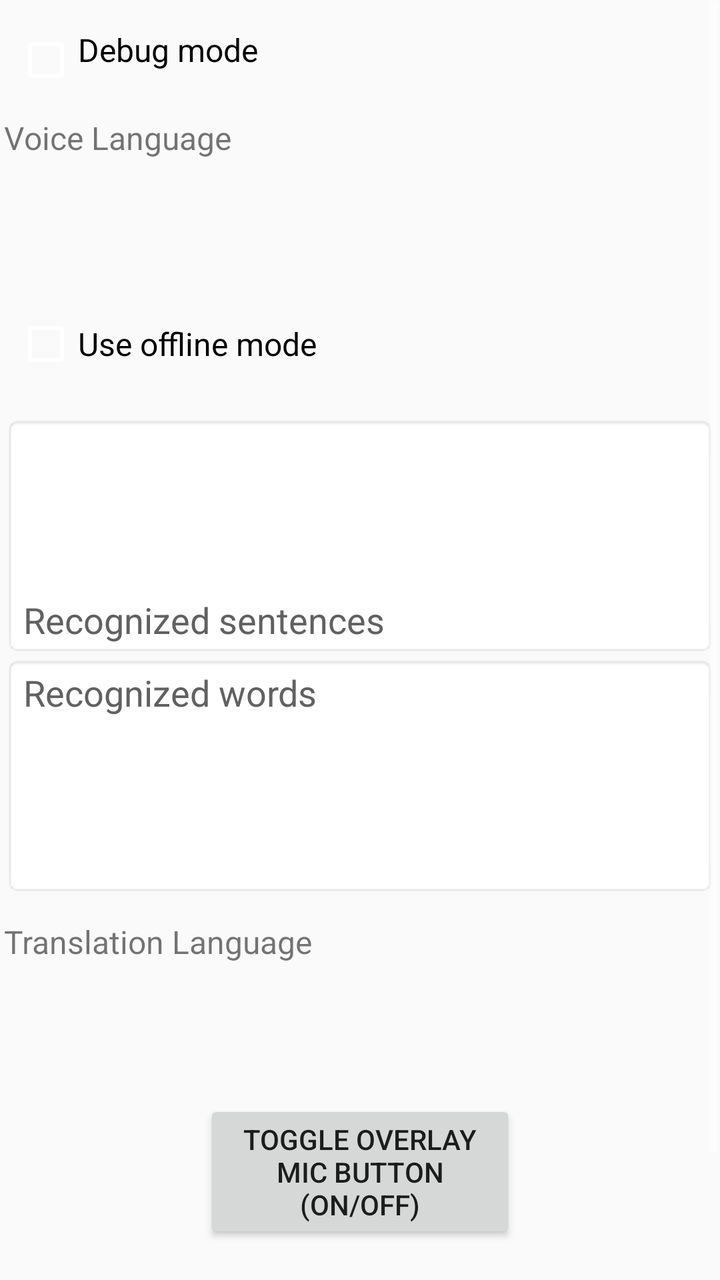
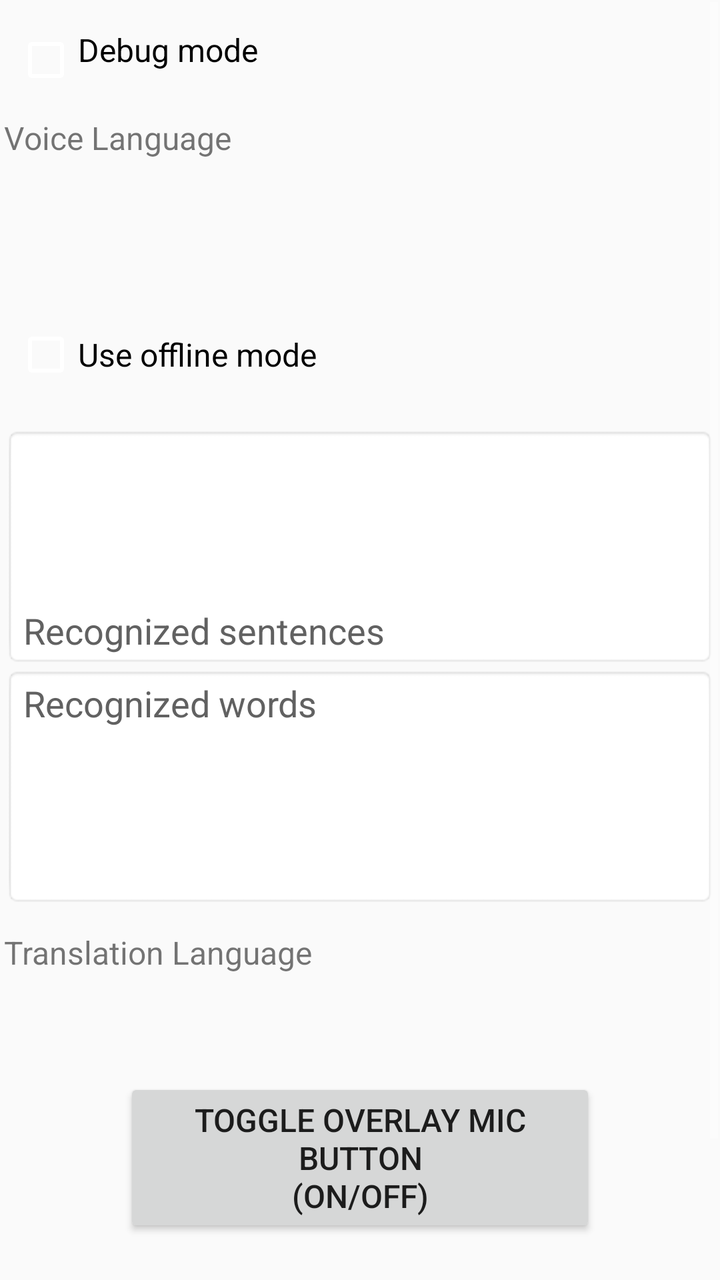

Before-and-after screenshots of an Android layout around one commit, followed by the original layout XML and the change that was made.
<!-- AndroidManifest.xml: application theme AppTheme -->
<!-- res/layout/activity_main.xml -->
<?xml version="1.0" encoding="utf-8"?>

<ScrollView xmlns:android="http://schemas.android.com/apk/res/android"
    xmlns:tools="http://schemas.android.com/tools"
    android:id="@+id/root"
    android:layout_width="fill_parent"
    android:layout_height="wrap_content"
    android:layout_marginLeft="5dp"
    android:layout_marginRight="5dp"
    android:layout_gravity="center_horizontal"
    android:orientation="vertical"
    android:padding="1dp"
    android:fillViewport="false"
    >
    <TableLayout
        android:layout_width="match_parent"
        android:layout_height="wrap_content"
        android:paddingLeft="1dp"
        android:paddingRight="1dp"
        android:paddingTop="1dp"
        android:paddingBottom="1dp"
        tools:context=".MainActivity"
        >
        <View
            android:layout_width="match_parent"
            android:layout_height="12sp"
            />
        <CheckBox
            android:id="@+id/checkbox_debug_mode"
            android:text="Debug mode"
            android:minHeight="32dp"
            android:padding="0dp"
            android:gravity="start"
            android:textAlignment="gravity"
            android:textSize="16sp"
            android:layout_width="wrap_content"
            android:layout_height="wrap_content"
            android:layout_marginStart="5dp"
            android:layout_marginTop="0dp"
            android:layout_marginEnd="5dp"
            android:layout_marginBottom="0dp"
            android:checked="false"
            />
        <View
            android:layout_width="match_parent"
            android:layout_height="12sp"
            />
        <TableRow>
            <TextView
                android:id="@+id/textview_text1"
                android:text="@string/voice_language"
                android:gravity="start"
                android:textSize="16sp"
                android:textAlignment="gravity"
                android:layout_width="wrap_content"
                android:layout_height="40dp"
                />
            <Spinner
                android:id="@+id/spinner_src_languages"
                android:contentDescription="@string/spinner_src_languages"
                android:spinnerMode="dropdown"
                android:backgroundTint="@color/lightGrayishWhite"
                android:gravity="start"
                android:textAlignment="gravity"
                android:minHeight="40dp"
                android:layout_marginStart="12dp"
                android:layout_width="228dp"
                android:layout_height="wrap_content"
                />
        </TableRow>
        <TextView
            android:id="@+id/textview_src_dialect"
            android:textSize="14sp"
            android:gravity="center"
            android:textAlignment="gravity"
            android:layout_width="wrap_content"
            android:layout_height="wrap_content"
            />
        <TextView
            android:id="@+id/textview_src"
            android:textSize="14sp"
            android:gravity="center"
            android:textAlignment="gravity"
            android:layout_width="wrap_content"
            android:layout_height="wrap_content"
            />
        <View
            android:layout_width="match_parent"
            android:layout_height="12sp"
            />
        <TableRow
            android:layout_width="match_parent"
            android:layout_height="wrap_content">
            <CheckBox
                android:id="@+id/checkbox_offline_mode"
                android:layout_width="wrap_content"
                android:layout_height="48dp"
                android:layout_marginStart="5dp"
                android:gravity="center_vertical"
                android:padding="0dp"
                android:text="@string/use_offline_mode"
                android:textSize="16sp"
                />
            <Button
                android:id="@+id/button_download_language"
                android:layout_width="wrap_content"
                android:layout_height="wrap_content"
                android:layout_marginStart="8dp"
                android:layout_marginEnd="5dp"
                android:paddingStart="2dp"
                android:paddingEnd="2dp"
                android:minWidth="0dp"
                android:text="@string/download_language"
                android:textSize="14sp"
                android:visibility="gone"
                />
        </TableRow>
        <View
            android:layout_width="match_parent"
            android:layout_height="12sp"
            />
        <EditText
            android:id="@+id/full_voice_text"
            android:layout_width="match_parent"
            android:layout_height="120dp"
            android:autofillHints=""
            android:background="@android:drawable/editbox_background"
            android:gravity="bottom"
            android:focusable="false"
            android:focusableInTouchMode="true"
            android:hint="@string/recognized_sentences"
            android:maxLines="3"
            android:textSize="18sp"
            android:textAlignment="gravity"
            android:textColorHint="#616161"
            tools:ignore="LabelFor,TextFields"
            />
        <EditText
            android:id="@+id/voice_text"
            android:layout_width="match_parent"
            android:layout_height="120dp"
            android:autofillHints=""
            android:background="@android:drawable/editbox_background"
            android:gravity="start"
            android:focusable="false"
            android:focusableInTouchMode="true"
            android:hint="@string/recognized_words"
            android:maxLines="3"
            android:textSize="18sp"
            android:textAlignment="gravity"
            android:textColorHint="#616161"
            tools:ignore="LabelFor,TextFields"
            />
        <View
            android:layout_width="match_parent"
            android:layout_height="12sp"
            />
        <TableRow>
            <TextView
                android:id="@+id/textview_text2"
                android:layout_width="wrap_content"
                android:layout_height="40dp"
                android:gravity="start"
                android:text="@string/translation_language"
                android:textAlignment="gravity"
                android:textSize="16sp"
                />
            <Spinner
                android:id="@+id/spinner_dst_languages"
                android:contentDescription="@string/spinner_dst_languages"
                android:spinnerMode="dropdown"
                android:backgroundTint="@color/lightGrayishWhite"
                android:gravity="start"
                android:textAlignment="gravity"
                android:minHeight="40dp"
                android:layout_marginStart="12dp"
                android:layout_width="228dp"
                android:layout_height="wrap_content"
                />
        </TableRow>
        <TextView
            android:id="@+id/textview_dst_dialect"
            android:textSize="14sp"
            android:gravity="center"
            android:textAlignment="gravity"
            android:layout_width="wrap_content"
            android:layout_height="wrap_content"
            />
        <TextView
            android:id="@+id/textview_dst"
            android:textSize="14sp"
            android:gravity="center"
            android:textAlignment="gravity"
            android:layout_width="wrap_content"
            android:layout_height="wrap_content"
            />
        <View
            android:layout_width="match_parent"
            android:layout_height="12sp"
            />
        <Button
            android:id="@+id/button_toggle_overlay"
            android:layout_marginLeft="100dp"
            android:layout_marginRight="100dp"
            android:layout_height="wrap_content"
            android:layout_width="wrap_content"
            android:text="@string/toggle_overlay"
            android:textSize="14sp"
            />
        <View
            android:layout_width="match_parent"
            android:layout_height="12sp"
            />
        <TextView
            android:id="@+id/textview_recognizing"
            android:textSize="14sp"
            android:gravity="center"
            android:textAlignment="gravity"
            android:layout_width="wrap_content"
            android:layout_height="wrap_content"
            />
        <TextView
            android:id="@+id/textview_overlaying"
            android:textSize="14sp"
            android:gravity="center"
            android:textAlignment="gravity"
            android:layout_width="wrap_content"
            android:layout_height="wrap_content"
            />
        <TextView
            android:id="@+id/textview_debug"
            android:textSize="14sp"
            android:gravity="center"
            android:textAlignment="gravity"
            android:layout_width="wrap_content"
            android:layout_height="wrap_content"
            />
        <TextView
            android:id="@+id/textview_output_messages"
            android:textSize="14sp"
            android:gravity="center"
            android:textAlignment="gravity"
            android:layout_width="wrap_content"
            android:layout_height="wrap_content"
            />
    </TableLayout>
</ScrollView>
<!-- resources referenced by this layout -->
<resources>
  <color name="lightGrayishWhite">#FFEAEAEA</color>
  <string name="download_language">DOWNLOAD LANGUAGE</string>
  <string name="recognized_sentences">Recognized sentences</string>
  <string name="recognized_words">Recognized words</string>
  <string name="spinner_dst_languages">spinner_dst_languages</string>
  <string name="spinner_src_languages">spinner_src_languages</string>
  <string name="toggle_overlay">Toggle Overlay\nMic Button\n(ON/OFF)</string>
  <string name="translation_language">Translation Language</string>
  <string name="use_offline_mode">Use offline mode</string>
  <string name="voice_language">Voice Language</string>
  <style name="AppTheme" parent="Theme.AppCompat.Light.DarkActionBar">
          
          <item name="colorPrimary">@color/colorPrimary</item>
          <item name="colorPrimaryDark">@color/colorPrimaryDark</item>
          <item name="colorAccent">@color/colorAccent</item>
          <item name="colorControlNormal">#FFFFFFFF</item>
          <item name="colorControlActivated">#FFFFFFFF</item>
          <item name="colorControlHighlight">#40FFFFFF</item>
      </style>
  <color name="colorPrimary">#6200EE</color>
  <color name="colorPrimaryDark">#3700B3</color>
  <color name="colorAccent">#03DAC5</color>
</resources>

<!-- the commit's change to res/layout/activity_main.xml (unified diff, before → after) -->
@@ -61,6 +61,7 @@
                 android:spinnerMode="dropdown"
                 android:backgroundTint="@color/lightGrayishWhite"
                 android:gravity="start"
+                android:textSize="12sp"
                 android:textAlignment="gravity"
                 android:minHeight="40dp"
                 android:layout_marginStart="12dp"
@@ -70,7 +71,7 @@
         </TableRow>
         <TextView
             android:id="@+id/textview_src_dialect"
-            android:textSize="14sp"
+            android:textSize="16sp"
             android:gravity="center"
             android:textAlignment="gravity"
             android:layout_width="wrap_content"
@@ -78,7 +79,7 @@
             />
         <TextView
             android:id="@+id/textview_src"
-            android:textSize="14sp"
+            android:textSize="16sp"
             android:gravity="center"
             android:textAlignment="gravity"
             android:layout_width="wrap_content"
@@ -111,7 +112,7 @@
                 android:paddingEnd="2dp"
                 android:minWidth="0dp"
                 android:text="@string/download_language"
-                android:textSize="14sp"
+                android:textSize="16sp"
                 android:visibility="gone"
                 />
         </TableRow>
@@ -165,30 +166,24 @@
                 android:textAlignment="gravity"
                 android:textSize="16sp"
                 />
+
             <Spinner
                 android:id="@+id/spinner_dst_languages"
-                android:contentDescription="@string/spinner_dst_languages"
-                android:spinnerMode="dropdown"
-                android:backgroundTint="@color/lightGrayishWhite"
-                android:gravity="start"
-                android:textAlignment="gravity"
-                android:minHeight="40dp"
-                android:layout_marginStart="12dp"
                 android:layout_width="228dp"
                 android:layout_height="wrap_content"
+                android:layout_marginStart="12dp"
+                android:backgroundTint="@color/lightGrayishWhite"
+                android:contentDescription="@string/spinner_dst_languages"
+                android:gravity="start"
+                android:minHeight="40dp"
+                android:spinnerMode="dropdown"
+                android:textSize="12sp"
+                android:textAlignment="gravity"
                 />
         </TableRow>
         <TextView
-            android:id="@+id/textview_dst_dialect"
-            android:textSize="14sp"
-            android:gravity="center"
-            android:textAlignment="gravity"
-            android:layout_width="wrap_content"
-            android:layout_height="wrap_content"
-            />
-        <TextView
             android:id="@+id/textview_dst"
-            android:textSize="14sp"
+            android:textSize="16sp"
             android:gravity="center"
             android:textAlignment="gravity"
             android:layout_width="wrap_content"
@@ -200,12 +195,12 @@
             />
         <Button
             android:id="@+id/button_toggle_overlay"
-            android:layout_marginLeft="100dp"
-            android:layout_marginRight="100dp"
+            android:layout_marginLeft="60dp"
+            android:layout_marginRight="60dp"
             android:layout_height="wrap_content"
             android:layout_width="wrap_content"
             android:text="@string/toggle_overlay"
-            android:textSize="14sp"
+            android:textSize="16sp"
             />
         <View
             android:layout_width="match_parent"
@@ -213,7 +208,7 @@
             />
         <TextView
             android:id="@+id/textview_recognizing"
-            android:textSize="14sp"
+            android:textSize="16sp"
             android:gravity="center"
             android:textAlignment="gravity"
             android:layout_width="wrap_content"
@@ -221,7 +216,7 @@
             />
         <TextView
             android:id="@+id/textview_overlaying"
-            android:textSize="14sp"
+            android:textSize="16sp"
             android:gravity="center"
             android:textAlignment="gravity"
             android:layout_width="wrap_content"
@@ -229,7 +224,7 @@
             />
         <TextView
             android:id="@+id/textview_debug"
-            android:textSize="14sp"
+            android:textSize="16sp"
             android:gravity="center"
             android:textAlignment="gravity"
             android:layout_width="wrap_content"
@@ -237,7 +232,7 @@
             />
         <TextView
             android:id="@+id/textview_output_messages"
-            android:textSize="14sp"
+            android:textSize="16sp"
             android:gravity="center"
             android:textAlignment="gravity"
             android:layout_width="wrap_content"
<!-- resource entries referenced after the edit -->
@@ -6,7 +6,7 @@
   <string name="recognized_words">Recognized words</string>
   <string name="spinner_dst_languages">spinner_dst_languages</string>
   <string name="spinner_src_languages">spinner_src_languages</string>
-  <string name="toggle_overlay">Toggle Overlay\nMic Button\n(ON/OFF)</string>
+  <string name="toggle_overlay">Toggle Overlay Mic Button\n(ON/OFF)</string>
   <string name="translation_language">Translation Language</string>
   <string name="use_offline_mode">Use offline mode</string>
   <string name="voice_language">Voice Language</string>
